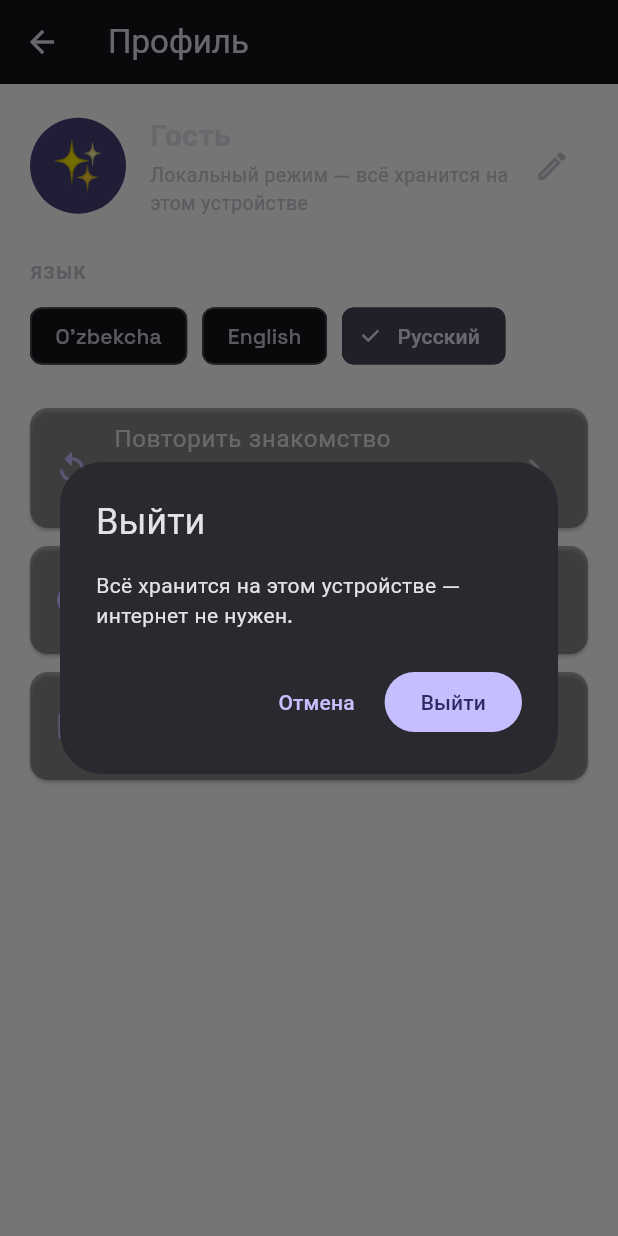
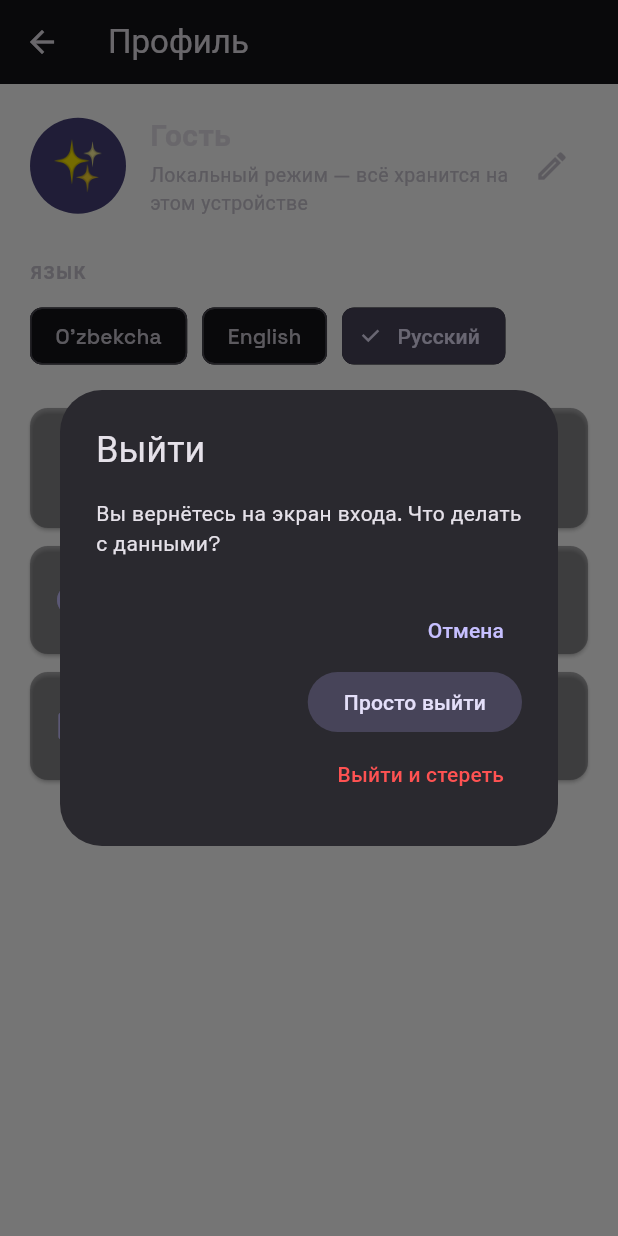
Before and after one commit to jahongirmath08-design/focus_ai, a Flutter app: the ProfileScreen screen opened directly, after a tap on "English", after a tap on "Русский", after a tap on "Выйти", on a phone screen of 412 x 824 dp. Run offline on Flutter 3.47's test engine with Material 3 defaults, Android fonts, the light colour scheme and no system bars; our stand-ins replace fl_chart, flutter_riverpod, hive_ce_flutter, image_picker, sensors_plus, speech_to_text; accounts and stored records are empty.

Commit message:
feat: chiqishda 2 tanlov — saqlab chiqish yoki hammasini o'chirish (xavfsiz tasdiq)

```diff
--- a/lib/core/l10n/l10n.dart
+++ b/lib/core/l10n/l10n.dart
@@ -163,6 +163,25 @@ class L10n {
   String daysUnit(int n) => _p('$n kun', '$n days', '$n дн.');
   String streakDays(int n) =>
       _p('$n kunlik seriya', '$n-day streak', 'серия: $n дн.');
+
+  // ---------- Chiqish / ma'lumotni tozalash ----------
+  String get logoutChoose => _p(
+    "Kirish ekraniga qaytasiz. Ma'lumotlaringiz bilan nima qilamiz?",
+    'You will return to the welcome screen. What about your data?',
+    'Вы вернётесь на экран входа. Что делать с данными?',
+  );
+  String get logoutKeep =>
+      _p('Shunchaki chiqish', 'Just log out', 'Просто выйти');
+  String get logoutWipe =>
+      _p("Chiqish va o'chirish", 'Log out & erase', 'Выйти и стереть');
+  String get wipeTitle =>
+      _p("Hammasini o'chirish?", 'Erase everything?', 'Стереть всё?');
+  String get wipeBody => _p(
+    "Barcha odatlar, tarix, seriya va suhbatlar butunlay o'chadi. Buni qaytarib bo'lmaydi.",
+    'All habits, history, streaks and chats will be permanently deleted. This cannot be undone.',
+    'Все привычки, история, серии и чаты будут безвозвратно удалены. Это нельзя отменить.',
+  );
+  String get wipeConfirm => _p("Ha, o'chirish", 'Yes, erase', 'Да, стереть');
 
   // ---------- Profil ----------
   String get profileTitle => _p('Profil', 'Profile', 'Профиль');
--- a/lib/features/pro/state/conversations_notifier.dart
+++ b/lib/features/pro/state/conversations_notifier.dart
@@ -73,4 +73,10 @@ class ConversationsNotifier extends Notifier<List<Conversation>> {
     _box?.delete(id);
     state = state.where((c) => c.id != id).toList();
   }
+
+  /// Barcha suhbatlarni o'chiradi (ma'lumotni tozalashda).
+  void clearAll() {
+    _box?.clear();
+    state = const [];
+  }
 }
--- a/lib/features/profile/ui/profile_screen.dart
+++ b/lib/features/profile/ui/profile_screen.dart
@@ -3,7 +3,9 @@ import 'package:flutter_riverpod/flutter_riverpod.dart';
 
 import '../../../core/l10n/l10n.dart';
 import '../../../core/state/app_settings.dart';
+import '../../habits/state/habits_notifier.dart';
 import '../../onboarding/ui/onboarding_screen.dart';
+import '../../pro/state/conversations_notifier.dart';
 
 /// Profil — emoji avatar + ism + til tanlagich + tanishtiruv + ilova haqida.
 class ProfileScreen extends ConsumerWidget {
@@ -125,22 +127,69 @@ class ProfileScreen extends ConsumerWidget {
       context: context,
       builder: (ctx) => AlertDialog(
         title: Text(t.logout),
-        content: Text(t.authNote),
+        content: Text(t.logoutChoose),
+        actions: [
+          TextButton(
+            onPressed: () => Navigator.of(ctx).pop(),
+            child: Text(t.cancel),
+          ),
+          // Ma'lumotni saqlab chiqish (yumshoq).
+          FilledButton.tonal(
+            onPressed: () {
+              Navigator.of(ctx).pop();
+              ref.read(authDoneProvider.notifier).logout();
+            },
+            child: Text(t.logoutKeep),
+          ),
+          // Chiqish + hammasini o'chirish — qo'shimcha (kuchli) tasdiq so'raydi.
+          TextButton(
+            style: TextButton.styleFrom(foregroundColor: Colors.redAccent),
+            onPressed: () {
+              Navigator.of(ctx).pop();
+              _confirmWipe(context, ref, t);
+            },
+            child: Text(t.logoutWipe),
+          ),
+        ],
+      ),
+    );
+  }
+
+  /// "Chiqish va o'chirish" — qaytarib bo'lmaydigan amal uchun ikkinchi tasdiq.
+  void _confirmWipe(BuildContext context, WidgetRef ref, L10n t) {
+    showDialog<void>(
+      context: context,
+      builder: (ctx) => AlertDialog(
+        icon: const Icon(Icons.warning_amber_rounded, color: Colors.redAccent),
+        title: Text(t.wipeTitle),
+        content: Text(t.wipeBody),
         actions: [
           TextButton(
             onPressed: () => Navigator.of(ctx).pop(),
             child: Text(t.cancel),
           ),
           FilledButton(
+            style: FilledButton.styleFrom(backgroundColor: Colors.redAccent),
             onPressed: () {
               Navigator.of(ctx).pop();
-              ref.read(authDoneProvider.notifier).logout();
+              _wipeAllData(ref);
             },
-            child: Text(t.logout),
+            child: Text(t.wipeConfirm),
           ),
         ],
       ),
     );
+  }
+
+  /// Barcha lokal ma'lumotni (odatlar, tarix, suhbatlar, ism) tozalaydi va
+  /// kirish ekraniga qaytaradi.
+  void _wipeAllData(WidgetRef ref) {
+    ref.read(habitsProvider.notifier).clearAll();
+    ref.read(conversationsProvider.notifier).clearAll();
+    ref.read(userNameProvider.notifier).setName('');
+    ref.read(userEmojiProvider.notifier).setEmoji('✨');
+    ref.read(geminiKeyProvider.notifier).setKey('');
+    ref.read(authDoneProvider.notifier).logout();
   }
 
   void _editProfile(
```
Also changed, not shown: lib/features/habits/state/habits_notifier.dart (+9 -0 lines).
